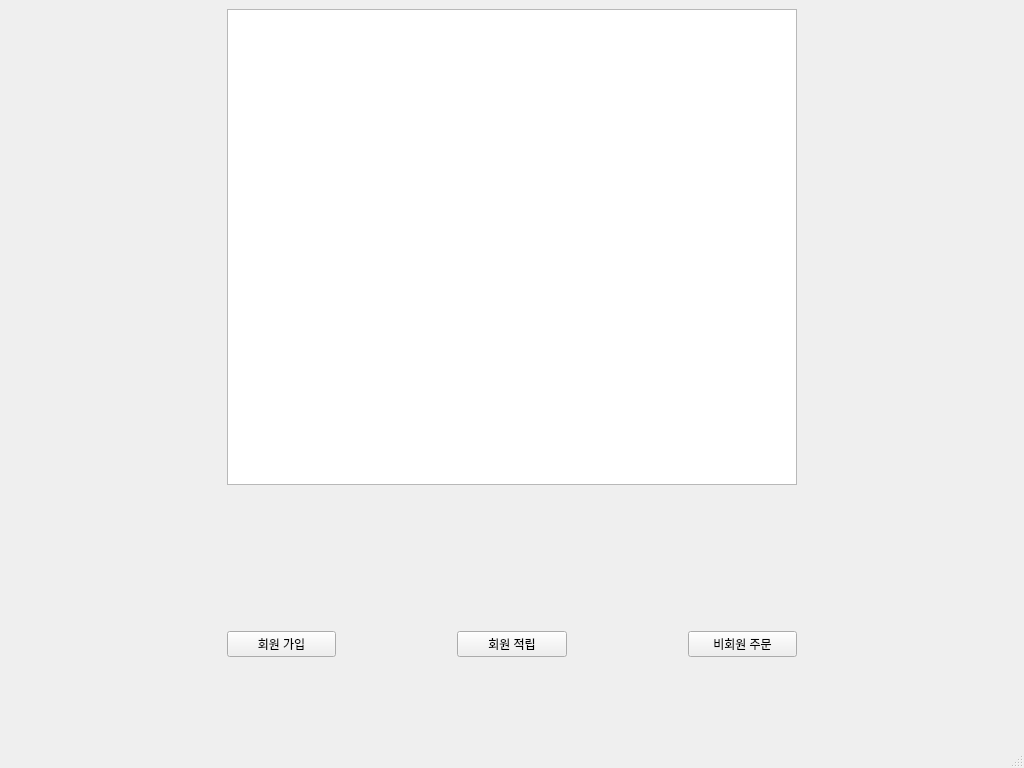
Qt form ui/login.ui (pJunghan/RobotArm) before a commit.
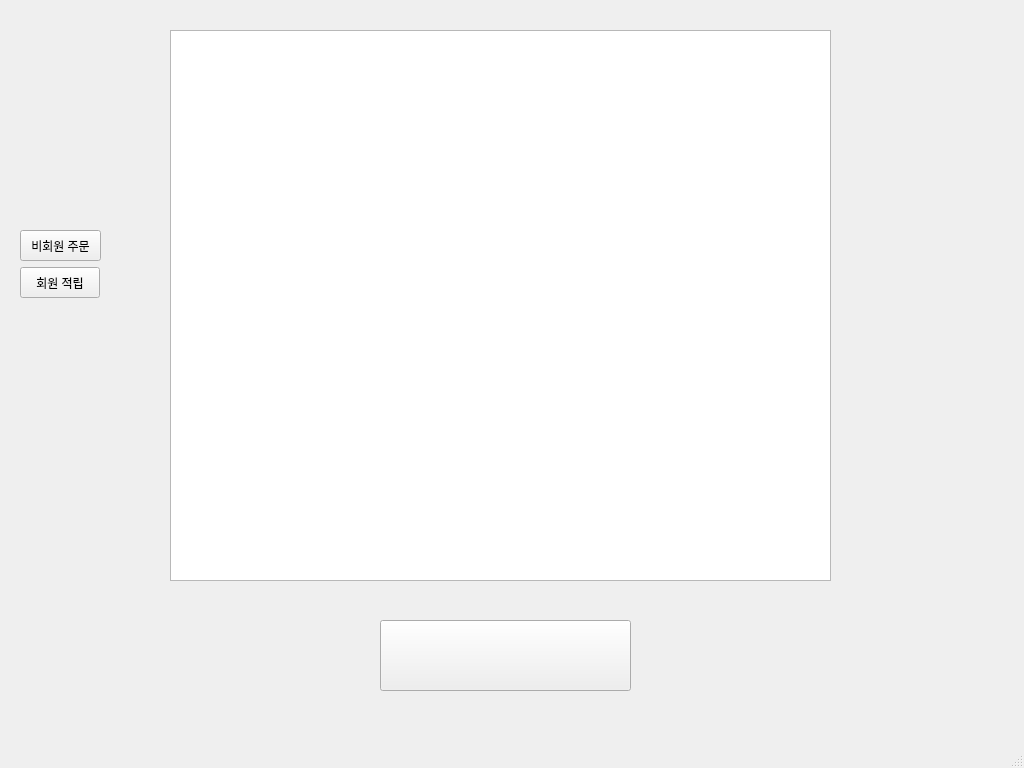
The same form after that commit.

```diff
--- a/ui/login.ui
+++ b/ui/login.ui
@@ -17,287 +17,60 @@
    <string notr="true"/>
   </property>
   <widget class="QWidget" name="centralwidget">
-   <layout class="QGridLayout" name="gridLayout_2">
-    <item row="3" column="0">
-     <spacer name="horizontalSpacer_12">
-      <property name="orientation">
-       <enum>Qt::Horizontal</enum>
-      </property>
-      <property name="sizeHint" stdset="0">
-       <size>
-        <width>40</width>
-        <height>20</height>
-       </size>
-      </property>
-     </spacer>
-    </item>
-    <item row="5" column="0">
-     <spacer name="horizontalSpacer_2">
-      <property name="orientation">
-       <enum>Qt::Horizontal</enum>
-      </property>
-      <property name="sizeHint" stdset="0">
-       <size>
-        <width>40</width>
-        <height>20</height>
-       </size>
-      </property>
-     </spacer>
-    </item>
-    <item row="4" column="0">
-     <spacer name="horizontalSpacer_11">
-      <property name="orientation">
-       <enum>Qt::Horizontal</enum>
-      </property>
-      <property name="sizeHint" stdset="0">
-       <size>
-        <width>40</width>
-        <height>20</height>
-       </size>
-      </property>
-     </spacer>
-    </item>
-    <item row="2" column="0">
-     <layout class="QGridLayout" name="gridLayout">
-      <item row="1" column="0">
-       <spacer name="horizontalSpacer_3">
-        <property name="orientation">
-         <enum>Qt::Horizontal</enum>
-        </property>
-        <property name="sizeHint" stdset="0">
-         <size>
-          <width>40</width>
-          <height>20</height>
-         </size>
-        </property>
-       </spacer>
-      </item>
-      <item row="1" column="3">
-       <spacer name="horizontalSpacer_5">
-        <property name="orientation">
-         <enum>Qt::Horizontal</enum>
-        </property>
-        <property name="sizeHint" stdset="0">
-         <size>
-          <width>40</width>
-          <height>20</height>
-         </size>
-        </property>
-       </spacer>
-      </item>
-      <item row="3" column="4">
-       <spacer name="horizontalSpacer_14">
-        <property name="orientation">
-         <enum>Qt::Horizontal</enum>
-        </property>
-        <property name="sizeHint" stdset="0">
-         <size>
-          <width>40</width>
-          <height>20</height>
-         </size>
-        </property>
-       </spacer>
-      </item>
-      <item row="1" column="2">
-       <spacer name="horizontalSpacer_18">
-        <property name="orientation">
-         <enum>Qt::Horizontal</enum>
-        </property>
-        <property name="sizeHint" stdset="0">
-         <size>
-          <width>40</width>
-          <height>20</height>
-         </size>
-        </property>
-       </spacer>
-      </item>
-      <item row="4" column="4">
-       <spacer name="horizontalSpacer_10">
-        <property name="orientation">
-         <enum>Qt::Horizontal</enum>
-        </property>
-        <property name="sizeHint" stdset="0">
-         <size>
-          <width>40</width>
-          <height>20</height>
-         </size>
-        </property>
-       </spacer>
-      </item>
-      <item row="1" column="5">
-       <spacer name="horizontalSpacer_6">
-        <property name="orientation">
-         <enum>Qt::Horizontal</enum>
-        </property>
-        <property name="sizeHint" stdset="0">
-         <size>
-          <width>40</width>
-          <height>20</height>
-         </size>
-        </property>
-       </spacer>
-      </item>
-      <item row="1" column="8">
-       <spacer name="horizontalSpacer_4">
-        <property name="orientation">
-         <enum>Qt::Horizontal</enum>
-        </property>
-        <property name="sizeHint" stdset="0">
-         <size>
-          <width>40</width>
-          <height>20</height>
-         </size>
-        </property>
-       </spacer>
-      </item>
-      <item row="6" column="4">
-       <spacer name="horizontalSpacer_8">
-        <property name="orientation">
-         <enum>Qt::Horizontal</enum>
-        </property>
-        <property name="sizeHint" stdset="0">
-         <size>
-          <width>40</width>
-          <height>20</height>
-         </size>
-        </property>
-       </spacer>
-      </item>
-      <item row="1" column="1">
-       <spacer name="horizontalSpacer_16">
-        <property name="orientation">
-         <enum>Qt::Horizontal</enum>
-        </property>
-        <property name="sizeHint" stdset="0">
-         <size>
-          <width>40</width>
-          <height>20</height>
-         </size>
-        </property>
-       </spacer>
-      </item>
-      <item row="1" column="4">
-       <spacer name="horizontalSpacer">
-        <property name="orientation">
-         <enum>Qt::Horizontal</enum>
-        </property>
-        <property name="sizeHint" stdset="0">
-         <size>
-          <width>40</width>
-          <height>20</height>
-         </size>
-        </property>
-       </spacer>
-      </item>
-      <item row="1" column="7">
-       <spacer name="horizontalSpacer_17">
-        <property name="orientation">
-         <enum>Qt::Horizontal</enum>
-        </property>
-        <property name="sizeHint" stdset="0">
-         <size>
-          <width>40</width>
-          <height>20</height>
-         </size>
-        </property>
-       </spacer>
-      </item>
-      <item row="5" column="4">
-       <spacer name="horizontalSpacer_7">
-        <property name="orientation">
-         <enum>Qt::Horizontal</enum>
-        </property>
-        <property name="sizeHint" stdset="0">
-         <size>
-          <width>40</width>
-          <height>20</height>
-         </size>
-        </property>
-       </spacer>
-      </item>
-      <item row="8" column="4">
-       <layout class="QHBoxLayout" name="horizontalLayout">
-        <item>
-         <widget class="QPushButton" name="mileagebtn">
-          <property name="text">
-           <string>회원 적립</string>
-          </property>
-         </widget>
-        </item>
-       </layout>
-      </item>
-      <item row="7" column="4">
-       <spacer name="horizontalSpacer_9">
-        <property name="orientation">
-         <enum>Qt::Horizontal</enum>
-        </property>
-        <property name="sizeHint" stdset="0">
-         <size>
-          <width>40</width>
-          <height>20</height>
-         </size>
-        </property>
-       </spacer>
-      </item>
-      <item row="2" column="4">
-       <spacer name="horizontalSpacer_15">
-        <property name="orientation">
-         <enum>Qt::Horizontal</enum>
-        </property>
-        <property name="sizeHint" stdset="0">
-         <size>
-          <width>40</width>
-          <height>20</height>
-         </size>
-        </property>
-       </spacer>
-      </item>
-      <item row="1" column="6">
-       <spacer name="horizontalSpacer_19">
-        <property name="orientation">
-         <enum>Qt::Horizontal</enum>
-        </property>
-        <property name="sizeHint" stdset="0">
-         <size>
-          <width>40</width>
-          <height>20</height>
-         </size>
-        </property>
-       </spacer>
-      </item>
-      <item row="0" column="2" colspan="5">
-       <widget class="QGraphicsView" name="graphicsView"/>
-      </item>
-      <item row="8" column="6">
-       <widget class="QPushButton" name="orderbtn">
-        <property name="text">
-         <string>비회원 주문</string>
-        </property>
-       </widget>
-      </item>
-      <item row="8" column="2">
-       <widget class="QPushButton" name="memberBtn">
-        <property name="text">
-         <string>회원 가입</string>
-        </property>
-       </widget>
-      </item>
-     </layout>
-    </item>
-    <item row="6" column="0">
-     <spacer name="horizontalSpacer_13">
-      <property name="orientation">
-       <enum>Qt::Horizontal</enum>
-      </property>
-      <property name="sizeHint" stdset="0">
-       <size>
-        <width>40</width>
-        <height>20</height>
-       </size>
-      </property>
-     </spacer>
-    </item>
-   </layout>
+   <widget class="QPushButton" name="memberBtn">
+    <property name="geometry">
+     <rect>
+      <x>380</x>
+      <y>620</y>
+      <width>251</width>
+      <height>71</height>
+     </rect>
+    </property>
+    <property name="font">
+     <font>
+      <pointsize>13</pointsize>
+     </font>
+    </property>
+    <property name="text">
+     <string/>
+    </property>
+   </widget>
+   <widget class="QGraphicsView" name="graphicsView">
+    <property name="geometry">
+     <rect>
+      <x>170</x>
+      <y>30</y>
+      <width>661</width>
+      <height>551</height>
+     </rect>
+    </property>
+   </widget>
+   <widget class="QPushButton" name="mileagebtn">
+    <property name="geometry">
+     <rect>
+      <x>20</x>
+      <y>267</y>
+      <width>80</width>
+      <height>31</height>
+     </rect>
+    </property>
+    <property name="text">
+     <string>회원 적립</string>
+    </property>
+   </widget>
+   <widget class="QPushButton" name="orderbtn">
+    <property name="geometry">
+     <rect>
+      <x>20</x>
+      <y>230</y>
+      <width>81</width>
+      <height>31</height>
+     </rect>
+    </property>
+    <property name="text">
+     <string>비회원 주문</string>
+    </property>
+   </widget>
   </widget>
   <widget class="QMenuBar" name="menubar">
    <property name="geometry">
```
Left out of the diff: 6 changed lines with no effect on the pictures.
